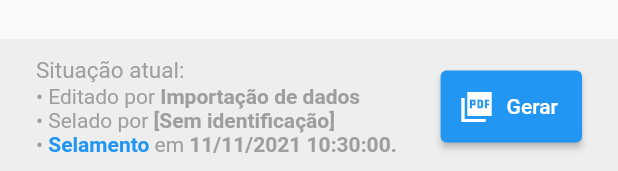
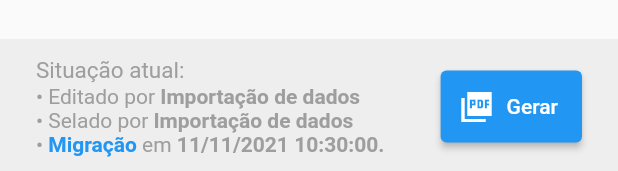
Before and after one commit to jeffpontocom/acervo_fisico, a Flutter app: the PacoteLocalizacao widget shown alone on an empty page, opened directly, on a phone screen of 412 x 824 dp. Shown: the part 1062-1233 px from the top of the screen. Run offline on Flutter 3.47's test engine with Material 2 defaults, Android fonts, the phone set to English and light mode, and no system bars; our stand-ins replace connectivity_plus, flutter_modular, open_file, package_info_plus, parse_server_sdk_flutter, pdf and 3 more; missing offline and left inert: dart:html; network calls fail; statements that could not run were skipped.

Commit message:
v. 1.0.0

```diff
--- a/lib/models/enums.dart
+++ b/lib/models/enums.dart
@@ -55,6 +55,7 @@ enum PacoteAction {
   DEL_DOC,
   ELIMINAR,
   TRANSFERIR,
+  MIGRADO,
 }
 
 String getPacoteActionString(int index) {
@@ -77,6 +78,8 @@ String getPacoteActionString(int index) {
       return 'Eliminação';
     case 8:
       return 'Transferência';
+    case 9:
+      return 'Migração';
     default:
       return '[Ação indefinida]';
   }
@@ -102,6 +105,8 @@ String getTipoRelatorioString(int index) {
       return 'Eliminação do pacote';
     case 8:
       return 'Transferência de documentos';
+    case 9:
+      return 'Migração de dados';
     default:
       return '[Ação indefinida]';
   }
@@ -129,6 +134,8 @@ Icon getTipoRelatorioIcon(int index) {
       return Icon(Icons.delete_forever_rounded); //'Eliminação do pacote';
     case 8:
       return Icon(Icons.transform_rounded); //'Transferência de documentos';
+    case 9:
+      return Icon(Icons.import_export_rounded); //'Migração de dados';
     default:
       return Icon(Icons.device_unknown_rounded); //'[Ação indefinida]';
   }
--- a/lib/models/pacote.dart
+++ b/lib/models/pacote.dart
@@ -59,7 +59,7 @@ class Pacote extends ParseObject implements ParseCloneable {
   ParseUser? get updatedBy => get<ParseUser>(keyUpdatedBy);
   set updatedBy(ParseUser? value) => set<ParseUser>(keyUpdatedBy, value!);
 
-  int get updatedAct => get<int>(keyUpdatedAct) ?? PacoteAction.SELAR.index;
+  int get updatedAct => get<int>(keyUpdatedAct) ?? PacoteAction.MIGRADO.index;
   set updatedAct(int value) => set<int>(keyUpdatedAct, value);
 
   ParseGeoPoint? get geoPoint => get<ParseGeoPoint>(keyGeoPoint);
--- a/lib/views/pacote_localizacao.dart
+++ b/lib/views/pacote_localizacao.dart
@@ -229,7 +229,7 @@ class _PacoteLocalizacaoState extends State<PacoteLocalizacao> {
               style: TextStyle(color: textColor),
             ),
             Text(
-              mPacote.seladoBy?.username ?? '[Sem identificação]',
+              mPacote.seladoBy?.username ?? 'Importação de dados',
               style: TextStyle(color: textColor, fontWeight: FontWeight.bold),
             ),
           ],
```
